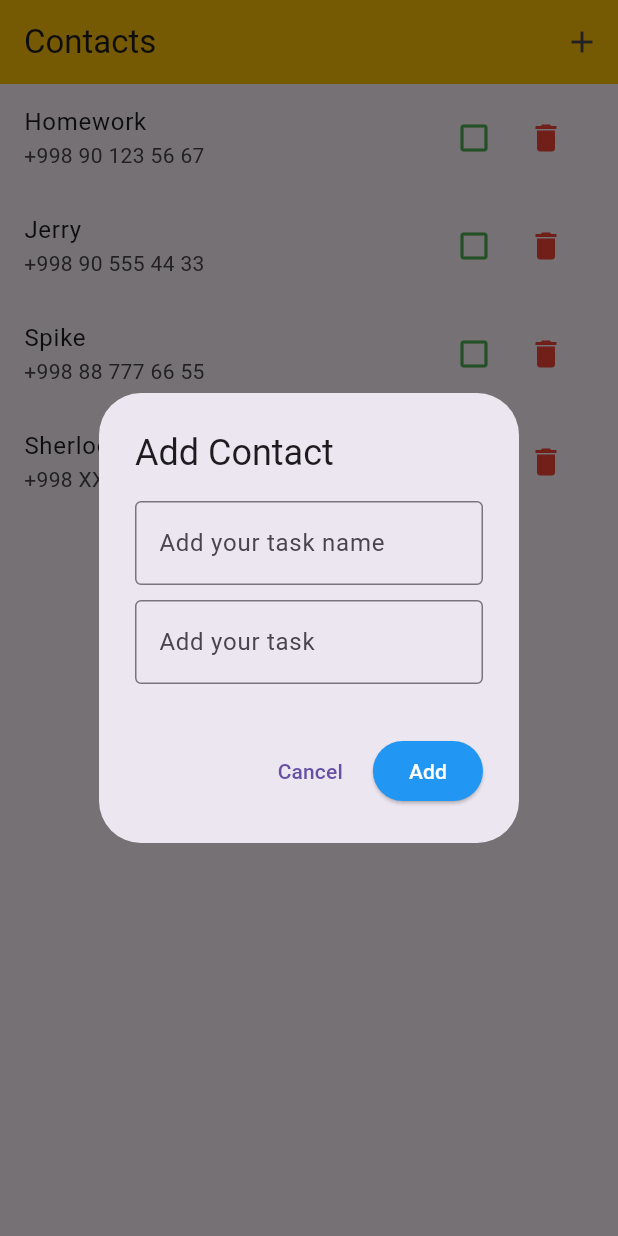
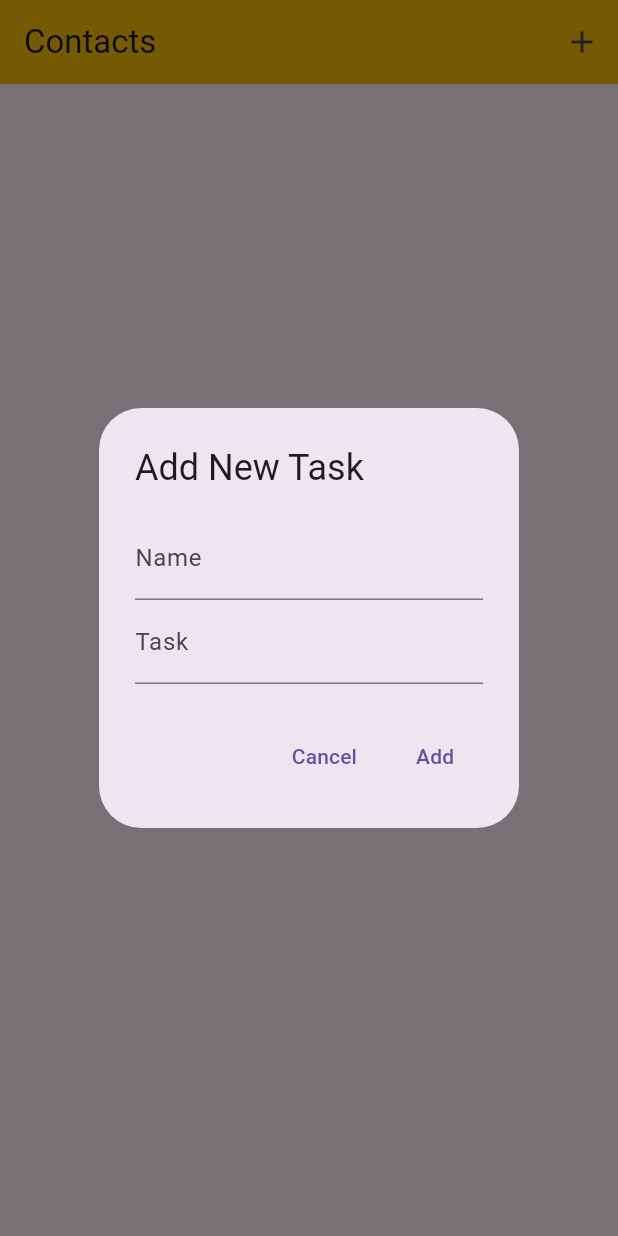
Before and after one commit to Abrorov-javohir/uy_ishi_3_oy, a Flutter app: the screen it shows after launch, after a tap on the "add" icon, on a phone screen of 412 x 824 dp. Run offline on Flutter 3.47's test engine with Material 3 defaults, Android fonts, the phone set to English and light mode, and no system bars.

Commit message:
connect to services

```diff
--- a/lib/Controller/Task_Controller.dart
+++ b/lib/Controller/Task_Controller.dart
@@ -1,42 +1,17 @@
 import 'package:uy_ishi_3_oy/model/Task.dart';
 
 class ContactsController {
-  final List<Contact> _list = [
-    Contact(
-      name: "Homework",
-      task: "+998 90 123 56 67",
-    ),
-    Contact(
-      name: "Jerry",
-      task: "+998 90 555 44 33",
-    ),
-    Contact(
-      name: "Spike",
-      task: "+998 88 777 66 55",
-    ),
-    Contact(
-      name: "Sherlock Holmes",
-      task: "+998 XX XXX XX XX",
-    ),
-  ];
+  List<Contact> list = [];
 
-  List<Contact> get list {
-    return [..._list];
+  void add(String name, String task) {
+    list.add(Contact(name: name, task: task));
   }
 
   void delete(int index) {
-    _list.removeAt(index);
+    list.removeAt(index);
   }
 
-  void add(
-    String name,
-    String task,
-  ) {
-    _list.add(Contact(
-      name: name,
-      task: task,
-    ));
+  void edit({required int index, required String name, required String task}) {
+    list[index] = Contact(name: name, task: task);
   }
-
-  void edit({required int index, required name, required task}) {}
 }
--- a/lib/Controller/counter_controller.dart
+++ b/lib/Controller/counter_controller.dart
@@ -1,7 +1,7 @@
 import 'package:uy_ishi_3_oy/model/task2.dart';
 
 class CounterController {
-  Counter _counter = Counter(0);
+  final Counter _counter = Counter(0);
 
   int get value {
     return _counter.value;
--- a/lib/views/screens/widgets/List_Add.dart
+++ b/lib/views/screens/widgets/List_Add.dart
@@ -5,97 +5,45 @@ class ContactAddDialog extends StatefulWidget {
   const ContactAddDialog({super.key});
 
   @override
-  State<ContactAddDialog> createState() => _ContactAddDialogState();
+  _ContactAddDialogState createState() => _ContactAddDialogState();
 }
 
 class _ContactAddDialogState extends State<ContactAddDialog> {
-  final _formKey = GlobalKey<FormState>();
-
-  String name = "";
-  String phone = "";
-  String? imageUrl;
-
-  void add() {
-    if (_formKey.currentState!.validate()) {
-      _formKey.currentState!.save();
-
-      Navigator.pop(context, {
-        "name": name,
-        "phone": phone,
-        "imageUrl": imageUrl,
-      });
-    }
-  }
+  final TextEditingController _nameController = TextEditingController();
+  final TextEditingController _taskController = TextEditingController();
 
   @override
   Widget build(BuildContext context) {
     return AlertDialog(
-      title: const Text("Add Contact"),
-      content: Form(
-        key: _formKey,
-        child: Column(
-          mainAxisSize: MainAxisSize.min,
-          children: [
-            TextFormField(
-              decoration: const InputDecoration(
-                border: OutlineInputBorder(),
-                labelText: "Add your task name",
-              ),
-              validator: (value) {
-                if (value == null || value.trim().isEmpty) {
-                  return "Please Your task name";
-                }
-
-                return null;
-              },
-              onSaved: (newValue) {
-                if (newValue != null) {
-                  name = newValue;
-                }
-              },
-            ),
-            const SizedBox(
-              height: 10,
-            ),
-            TextFormField(
-              keyboardType: TextInputType.phone,
-              decoration: const InputDecoration(
-                border: OutlineInputBorder(),
-                labelText: "Add your task",
-              ),
-              validator: (value) {
-                if (value == null || value.trim().isEmpty) {
-                  return "Please enter Your task";
-                }
-
-                return null;
-              },
-              onSaved: (newValue) {
-                if (newValue != null) {
-                  phone = newValue;
-                }
-              },
-            ),
-            const SizedBox(
-              height: 10,
-            ),
-          ],
-        ),
+      title: const Text('Add New Task'),
+      content: Column(
+        mainAxisSize: MainAxisSize.min,
+        children: [
+          TextField(
+            controller: _nameController,
+            decoration: InputDecoration(labelText: 'Name'),
+          ),
+          TextField(
+            controller: _taskController,
+            decoration: InputDecoration(labelText: 'Task'),
+          ),
+        ],
       ),
       actions: [
         TextButton(
           onPressed: () {
-            Navigator.pop(context);
+            Navigator.of(context).pop();
           },
-          child: const Text("Cancel"),
+          child: Text('Cancel'),
         ),
-        ElevatedButton(
-          onPressed: add,
-          style: ElevatedButton.styleFrom(
-            backgroundColor: Colors.blue,
-            foregroundColor: Colors.white,
-          ),
-          child: const Text("Add"),
+        TextButton(
+          onPressed: () {
+            Navigator.of(context).pop({
+              'name': _nameController.text,
+              'task': _taskController.text,
+            });
+          },
+          child: Text('Add'),
         ),
       ],
     );
--- a/lib/views/screens/widgets/tasks_screen.dart
+++ b/lib/views/screens/widgets/tasks_screen.dart
@@ -28,7 +28,7 @@ class _ContactsScreenState extends State<ContactsScreen> {
       },
     );
 
-    if (data != null) {
+    if (data != null && data['name'] != null && data['task'] != null) {
       contactsController.edit(
         index: index,
         name: data['name'],
@@ -38,45 +38,42 @@ class _ContactsScreenState extends State<ContactsScreen> {
     }
   }
 
+  void onAdd() async {
+    Map<String, dynamic>? data = await showDialog(
+      context: context,
+      builder: (ctx) {
+        return ContactAddDialog();
+      },
+    );
+
+    if (data != null && data['name'] != null && data['task'] != null) {
+      contactsController.add(data['name'], data['task']);
+      setState(() {});
+    }
+  }
+
   @override
   Widget build(BuildContext context) {
     return Scaffold(
       appBar: AppBar(
         backgroundColor: Colors.amber,
-        title: const Text("Contacts"),
+        title: Text('Contacts'),
         actions: [
           IconButton(
-            onPressed: () async {
-              Map<String, dynamic>? data = await showDialog(
-                context: context,
-                builder: (ctx) {
-                  return const ContactAddDialog();
-                },
-              );
-
-              if (data != null) {
-                contactsController.add(
-                  data['name'],
-                  data['task'],
-                );
-                setState(() {});
-              }
-            },
-            icon: const Icon(Icons.add),
+            icon: Icon(Icons.add),
+            onPressed: onAdd,
           ),
         ],
       ),
       body: ListView.builder(
         itemCount: contactsController.list.length,
         itemBuilder: (ctx, index) {
+          final contact = contactsController.list[index];
           return ContactItem(
-              contact: contactsController.list[index],
-              onDelete: () {
-                onDelete(index);
-              },
-              onEdit: () {
-                onEdit(contactsController.list[index], index);
-              });
+            contact: contact,
+            onDelete: () => onDelete(index),
+            onEdit: () => onEdit(contact, index),
+          );
         },
       ),
     );
```
Also changed, not shown: lib/views/screens/widgets/ListItem.dart (+9 -0 lines), 1 other file.
